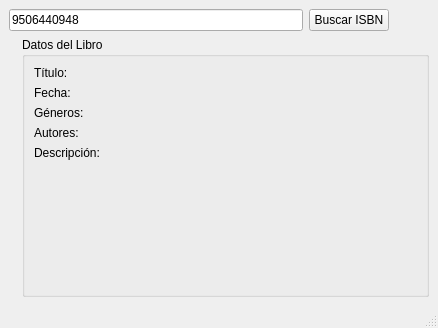
First picture: the form in google_books/gui/interface.ui, repository chrmorais/aranduka, before the edit.
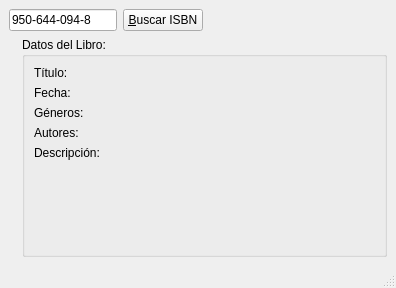
Second picture: the form after the edit. Icons and pictures are not drawn.

Commit message: Acomodando un poco las cosas.

Patch:
```diff
--- a/google_books/gui/interface.ui
+++ b/google_books/gui/interface.ui
@@ -6,8 +6,8 @@
    <rect>
     <x>0</x>
     <y>0</y>
-    <width>438</width>
-    <height>328</height>
+    <width>396</width>
+    <height>288</height>
    </rect>
   </property>
   <property name="windowTitle">
@@ -16,18 +16,18 @@
   <widget class="QWidget" name="centralwidget">
    <layout class="QVBoxLayout" name="verticalLayout_2" stretch="0,1">
     <item>
-     <layout class="QHBoxLayout" name="horizontalLayout_2" stretch="1,0,0">
+     <layout class="QHBoxLayout" name="horizontalLayout_2" stretch="0,0,1">
       <item>
        <widget class="QLineEdit" name="isbnEdit">
         <property name="text">
-         <string>9506440948</string>
+         <string>950-644-094-8</string>
         </property>
        </widget>
       </item>
       <item>
        <widget class="QPushButton" name="buscarBoton">
         <property name="text">
-         <string>Buscar ISBN</string>
+         <string>&amp;Buscar ISBN</string>
         </property>
        </widget>
       </item>
@@ -61,7 +61,10 @@
       <item>
        <widget class="QGroupBox" name="groupBox">
         <property name="title">
-         <string>Datos del Libro</string>
+         <string>Datos del Libro:</string>
+        </property>
+        <property name="flat">
+         <bool>false</bool>
         </property>
         <layout class="QGridLayout" name="gridLayout" columnstretch="0,1">
          <item row="0" column="0">
```
Left out of the diff: 26 changed lines with no effect on the pictures. The commit also changes 1 other file.
